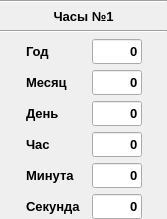
Above: informPConfigurator/clockmonitor.ui from Goodjamp/informPConfigurator before the change. Below: the same form after it.
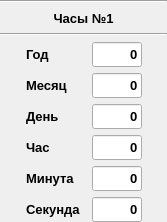
That is the form after the change.

The edit to the form file:
```diff
--- a/informPConfigurator/clockmonitor.ui
+++ b/informPConfigurator/clockmonitor.ui
@@ -7,7 +7,7 @@
     <x>0</x>
     <y>0</y>
     <width>167</width>
-    <height>204</height>
+    <height>222</height>
    </rect>
   </property>
   <property name="windowTitle">
```
Left out of the diff: 2 changed lines with no effect on the pictures.
